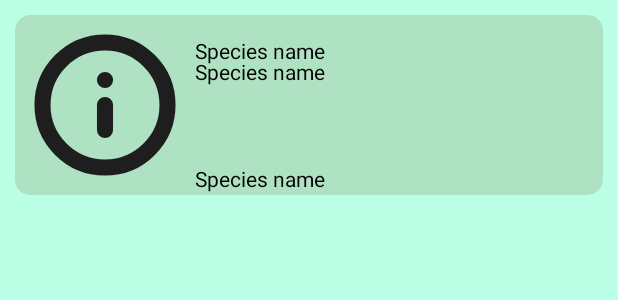
After one commit to dion-choy/mad-plantopia, an Android app: the layout identif_row.xml on its own in the app's theme, with its tools: preview values and no code run, on a phone screen of 412 x 824 dp. The commit adds this screen. Shown: the top 300 px of the screen. Run offline under Robolectric (Android 15) with nearby library versions, the phone set to English and light mode, and no system bars.

Commit message:
SQLite database for past plant identifications

```diff
--- a/app/src/main/java/com/sp/madproj/CamActivtity.java
+++ b/app/src/main/java/com/sp/madproj/CamActivtity.java
@@ -11,7 +11,6 @@ import android.provider.MediaStore;
 import android.util.Log;
 import android.util.Size;
 import android.view.MotionEvent;
-import android.view.OrientationEventListener;
 import android.view.View;
 import android.widget.ImageButton;
 import android.widget.Toast;
@@ -137,9 +136,6 @@ public class CamActivtity extends AppCompatActivity {
 
                     @Override
                     public void onImageSaved(ImageCapture.OutputFileResults output) {
-                        String msg = "Photo capture succeeded: " + output.getSavedUri();
-                        Toast.makeText(getApplicationContext(), msg, Toast.LENGTH_SHORT).show();
-
                         setResult(IMAGE_URI, new Intent().setData(output.getSavedUri()));
                         finish();
                     }
--- /dev/null
+++ b/app/src/main/res/layout/identif_row.xml
@@ -0,0 +1,69 @@
+<?xml version="1.0" encoding="utf-8"?>
+<LinearLayout xmlns:android="http://schemas.android.com/apk/res/android"
+    xmlns:app="http://schemas.android.com/apk/res-auto"
+    xmlns:tools="http://schemas.android.com/tools"
+    android:layout_width="match_parent"
+    android:layout_height="wrap_content">
+
+    <androidx.cardview.widget.CardView
+        android:layout_width="match_parent"
+        android:layout_height="wrap_content"
+        android:layout_margin="10dp"
+        app:cardBackgroundColor="@color/nav_bar_background"
+        app:cardCornerRadius="10dp"
+        app:cardElevation="0dp">
+
+        <androidx.constraintlayout.widget.ConstraintLayout
+            android:layout_width="match_parent"
+            android:layout_height="match_parent">
+
+            <ImageView
+                android:id="@+id/plantImage"
+                android:layout_width="100dp"
+                android:layout_height="100dp"
+                android:layout_margin="10dp"
+                android:layout_marginStart="10dp"
+                android:layout_marginTop="10dp"
+                android:cropToPadding="true"
+                android:src="@drawable/notif_info"
+                app:layout_constraintBottom_toBottomOf="parent"
+                app:layout_constraintStart_toStartOf="parent"
+                app:layout_constraintTop_toTopOf="parent" />
+
+            <TextView
+                android:id="@+id/identifSpecies"
+                android:layout_width="wrap_content"
+                android:layout_height="wrap_content"
+                android:layout_marginStart="10dp"
+                android:layout_marginTop="14dp"
+                android:text="Species name"
+                android:textColor="#000000"
+                app:layout_constraintStart_toEndOf="@+id/plantImage"
+                app:layout_constraintTop_toTopOf="parent" />
+
+            <TextView
+                android:id="@+id/commonName"
+                android:layout_width="wrap_content"
+                android:layout_height="wrap_content"
+                android:layout_marginStart="10dp"
+                android:layout_marginTop="14dp"
+                android:text="Species name"
+                android:textColor="#000000"
+                app:layout_constraintStart_toEndOf="@+id/plantImage"
+                app:layout_constraintTop_toTopOf="@id/identifSpecies" />
+
+            <TextView
+                android:id="@+id/date"
+                android:layout_width="wrap_content"
+                android:layout_height="wrap_content"
+                android:layout_marginStart="10dp"
+                android:layout_marginBottom="1dp"
+                android:text="Species name"
+                android:textColor="#000000"
+                app:layout_constraintBottom_toBottomOf="parent"
+                app:layout_constraintStart_toEndOf="@+id/plantImage" />
+
+        </androidx.constraintlayout.widget.ConstraintLayout>
+
+    </androidx.cardview.widget.CardView>
+</LinearLayout>
```
Also changed, not shown: app/src/main/java/com/sp/madproj/IdentificationHelper.java (added, +160 -0 lines), app/src/main/java/com/sp/madproj/IdentifyFrag.java (+107 -3 lines), app/src/main/java/com/sp/madproj/MainActivity.java (+12 -0 lines), app/src/main/res/layout/fragment_identify.xml (+9 -0 lines).
